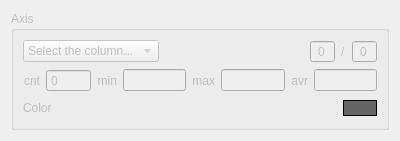
Above: DescriptorsWidget/axissettingswidget.ui from gurmaaan/DescriptorsView before the change. Below: the same form after it.
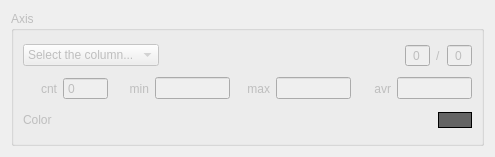
That is the form after the change.

What changed in the file:
```diff
--- a/DescriptorsWidget/axissettingswidget.ui
+++ b/DescriptorsWidget/axissettingswidget.ui
@@ -9,16 +9,10 @@
    <rect>
     <x>0</x>
     <y>0</y>
-    <width>400</width>
-    <height>129</height>
+    <width>495</width>
+    <height>157</height>
    </rect>
   </property>
-  <property name="maximumSize">
-   <size>
-    <width>400</width>
-    <height>150</height>
-   </size>
-  </property>
   <property name="windowTitle">
    <string>Form</string>
   </property>
```
Left out of the diff: 2 changed lines with no effect on the pictures.
